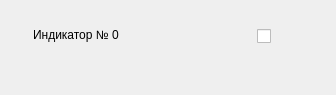
Above: UI/UI/indicatorwidget.ui from zerotonyq/MTCOLD before the change. Below: the same form after it.
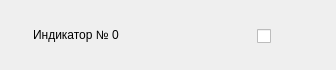
That is the form after the change. Icons and pictures are not drawn.

```diff
--- a/UI/UI/indicatorwidget.ui
+++ b/UI/UI/indicatorwidget.ui
@@ -7,7 +7,7 @@
     <x>0</x>
     <y>0</y>
     <width>336</width>
-    <height>95</height>
+    <height>70</height>
    </rect>
   </property>
   <property name="windowTitle">
```
Left out of the diff: 3 changed lines with no effect on the pictures.
